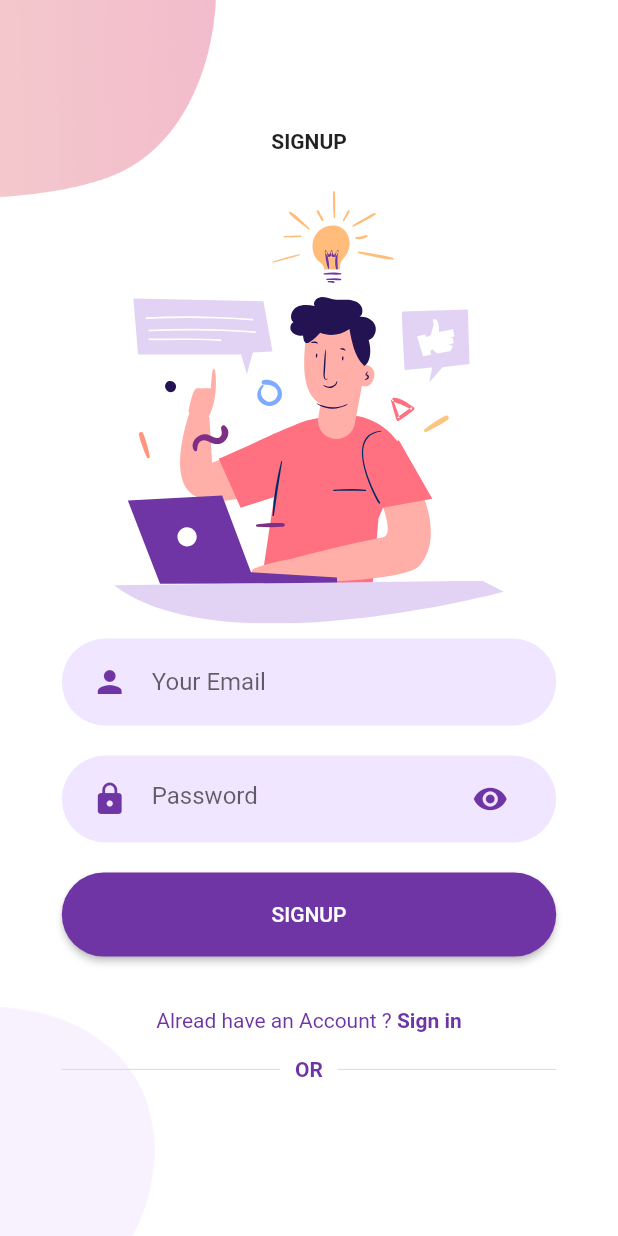
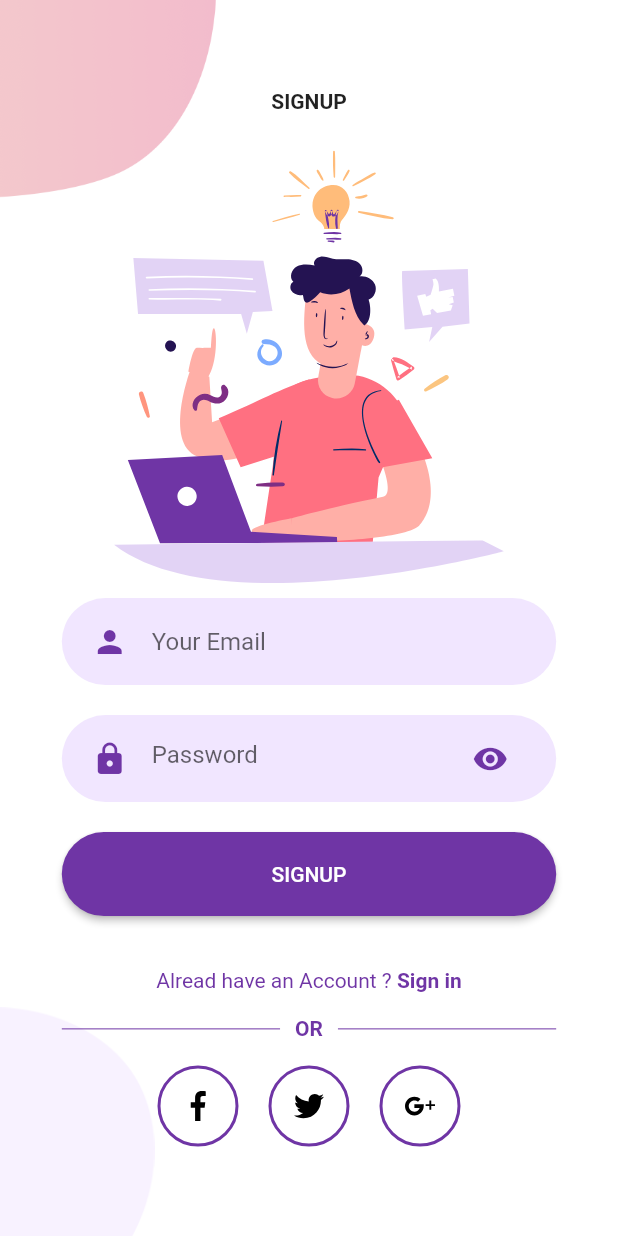
Before and after one commit to Dandy27/wlg, a Flutter app: the SignUpScreen screen opened directly, on a phone screen of 412 x 824 dp. Run offline on Flutter 3.47's test engine with Material 2 defaults, Android fonts, the phone set to English and light mode, and no system bars; our stand-ins replace flutter_svg.

Commit message:
SocalIcon

```diff
--- a/lib/Screens/Signup/components/body.dart
+++ b/lib/Screens/Signup/components/body.dart
@@ -2,11 +2,11 @@ import 'package:flutter/material.dart';
 import 'package:flutter_svg/flutter_svg.dart';
 import 'package:wlg/Screens/Login/login_screen.dart';
 import 'package:wlg/Screens/Signup/components/background.dart';
+import 'package:wlg/Screens/Signup/components/socal_icons.dart';
 import 'package:wlg/components/alread_have_an_account_check.dart';
 import 'package:wlg/components/rounded_button.dart';
 import 'package:wlg/components/rounded_input_filed.dart';
 import 'package:wlg/components/rounded_password_flutter.dart';
-import 'package:wlg/constants.dart';
 
 import 'or_divider.dart';
 
@@ -15,6 +15,7 @@ class Body extends StatelessWidget {
   Widget build(BuildContext context) {
     Size size = MediaQuery.of(context).size;
     return Background(
+      child: SingleChildScrollView(
         child: Column(
           mainAxisAlignment: MainAxisAlignment.center,
           children: [
@@ -54,7 +55,16 @@ class Body extends StatelessWidget {
               },
             ),
             OrDivider(),
+            Row(
+              mainAxisAlignment: MainAxisAlignment.center,
+              children: [
+                SocalIcon(iconSrc: 'assets/icons/facebook.svg', press: (){},),
+                SocalIcon(iconSrc: 'assets/icons/twitter.svg', press: (){},),
+                SocalIcon(iconSrc: 'assets/icons/google-plus.svg', press: (){},)
               ],
+            )
+          ],
+        ),
       ),
     );
   }
--- a/lib/Screens/Signup/components/or_divider.dart
+++ b/lib/Screens/Signup/components/or_divider.dart
@@ -1,7 +1,6 @@
 import 'package:flutter/material.dart';
 
 import '../../../constants.dart';
-
 
 class OrDivider extends StatelessWidget {
   @override
@@ -17,11 +16,11 @@ class OrDivider extends StatelessWidget {
             padding: const EdgeInsets.symmetric(horizontal: 10),
             child: Text(
               'OR',
-              style: TextStyle(color: kPrimaryColor, fontWeight: FontWeight.bold),
+              style:
+                  TextStyle(color: kPrimaryColor, fontWeight: FontWeight.bold),
             ),
           ),
           buildExpanded(),
-
         ],
       ),
     );
@@ -30,7 +29,7 @@ class OrDivider extends StatelessWidget {
   Expanded buildExpanded() {
     return Expanded(
       child: Divider(
-        color: Color(0xFFD9D9D9),
+        color: kPrimaryColor,
         height: 1.5,
       ),
     );
--- /dev/null
+++ b/lib/Screens/Signup/components/socal_icons.dart
@@ -0,0 +1,37 @@
+import 'package:flutter/material.dart';
+import 'package:flutter_svg/svg.dart';
+
+import '../../../constants.dart';
+
+
+class SocalIcon extends StatelessWidget {
+
+  final String iconSrc;
+  final VoidCallback press;
+  const SocalIcon({
+    Key? key, required this.iconSrc, required this.press,
+  }) : super(key: key);
+
+  @override
+  Widget build(BuildContext context) {
+    return GestureDetector(
+      onTap: press,
+      child: Container(
+        margin: EdgeInsets.symmetric(horizontal: 10),
+        padding: EdgeInsets.all(15),
+        decoration: BoxDecoration(
+          border: Border.all(
+            width: 2,
+            color: kPrimaryColor,
+          ),
+          shape: BoxShape.circle,
+        ),
+        child: SvgPicture.asset(
+          iconSrc,
+          height: 20,
+          width: 20,
+        ),
+      ),
+    );
+  }
+}
```
Lines whose indentation alone changed are shown as unchanged.
